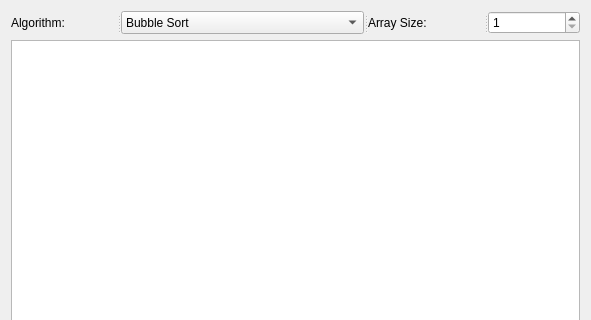
The window that widget.ui (NateJoshuaSmith/Algorithms) describes before a commit, drawn with Qt 5; both pictures show x 0 to 591 and y 0 to 320 of the 591 by 576 pixel window.
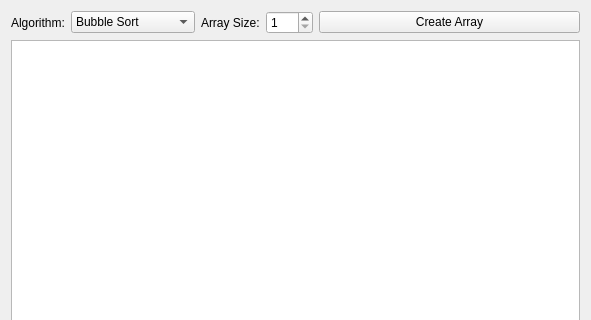
The same window after the commit.

Patch:
```diff
--- a/widget.ui
+++ b/widget.ui
@@ -27,10 +27,8 @@
   </property>
   <layout class="QVBoxLayout" name="verticalLayout">
    <item>
-    <widget class="QSplitter" name="splitter">
-     <property name="orientation">
-      <enum>Qt::Orientation::Horizontal</enum>
-     </property>
+    <layout class="QHBoxLayout" name="horizontalLayout_2">
+     <item>
      <widget class="QLabel" name="algorithm_label">
       <property name="sizePolicy">
        <sizepolicy hsizetype="Fixed" vsizetype="Preferred">
@@ -42,6 +40,8 @@
        <string>Algorithm:</string>
       </property>
      </widget>
+     </item>
+     <item>
      <widget class="QComboBox" name="combo_box">
       <property name="sizePolicy">
        <sizepolicy hsizetype="Fixed" vsizetype="Fixed">
@@ -95,6 +95,8 @@
        </property>
       </item>
      </widget>
+     </item>
+     <item>
      <widget class="QLabel" name="array_size_label">
       <property name="sizePolicy">
        <sizepolicy hsizetype="Fixed" vsizetype="Preferred">
@@ -106,6 +108,8 @@
        <string>Array Size:</string>
       </property>
      </widget>
+     </item>
+     <item>
      <widget class="QSpinBox" name="spin_box">
       <property name="sizePolicy">
        <sizepolicy hsizetype="Fixed" vsizetype="Fixed">
@@ -120,7 +124,15 @@
        <number>100</number>
       </property>
      </widget>
-    </widget>
+     </item>
+     <item>
+      <widget class="QPushButton" name="create_array_button">
+       <property name="text">
+        <string>Create Array</string>
+       </property>
+      </widget>
+     </item>
+    </layout>
    </item>
    <item>
     <widget class="QGraphicsView" name="graph_view"/>
```
Lines whose indentation alone changed are shown as unchanged.
